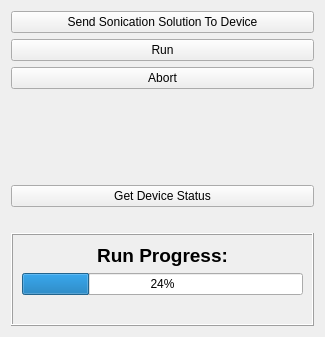
Qt form OpenLIFUSonicationControl/Resources/UI/OpenLIFUSonicationControl.ui (OpenwaterHealth/SlicerOpenLIFU) before a commit.
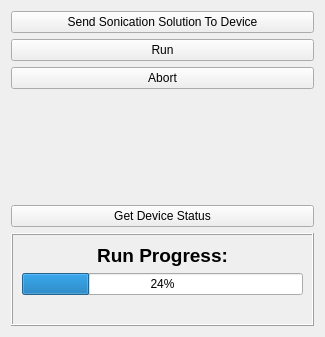
The same form after that commit. Custom widgets are drawn as their Qt base class.

Commit message:
Remove get manual device status button label (#140)
- Instead use a slicer.util.infoDisplay to have the status displayed in
  a pop-up window. Preferred because the state is only retrieved at the
  time the button is pressed.

Diff of the .ui file:
```diff
--- a/OpenLIFUSonicationControl/Resources/UI/OpenLIFUSonicationControl.ui
+++ b/OpenLIFUSonicationControl/Resources/UI/OpenLIFUSonicationControl.ui
@@ -86,13 +86,6 @@
      </property>
     </widget>
    </item>
-   <item>
-    <widget class="QLabel" name="manuallyGetDeviceStatusLabel">
-     <property name="text">
-      <string/>
-     </property>
-    </widget>
-   </item>
    <item>
     <widget class="QFrame" name="runStatusFrame">
      <property name="frameShape">
```
The commit also changes 1 other file.
